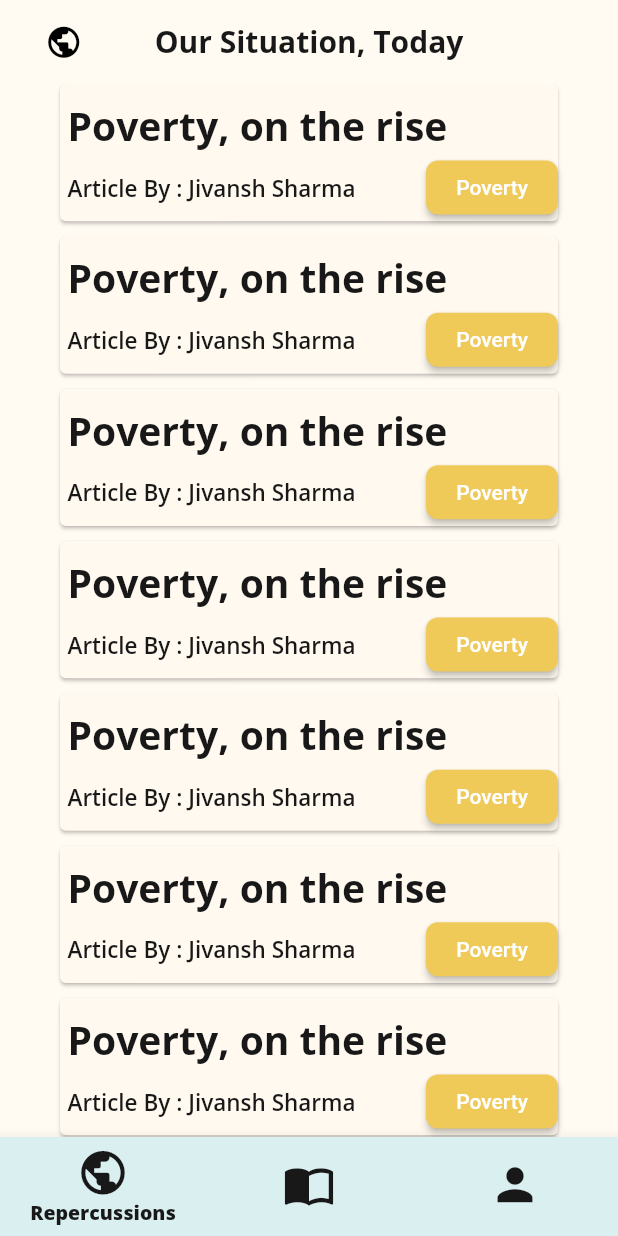
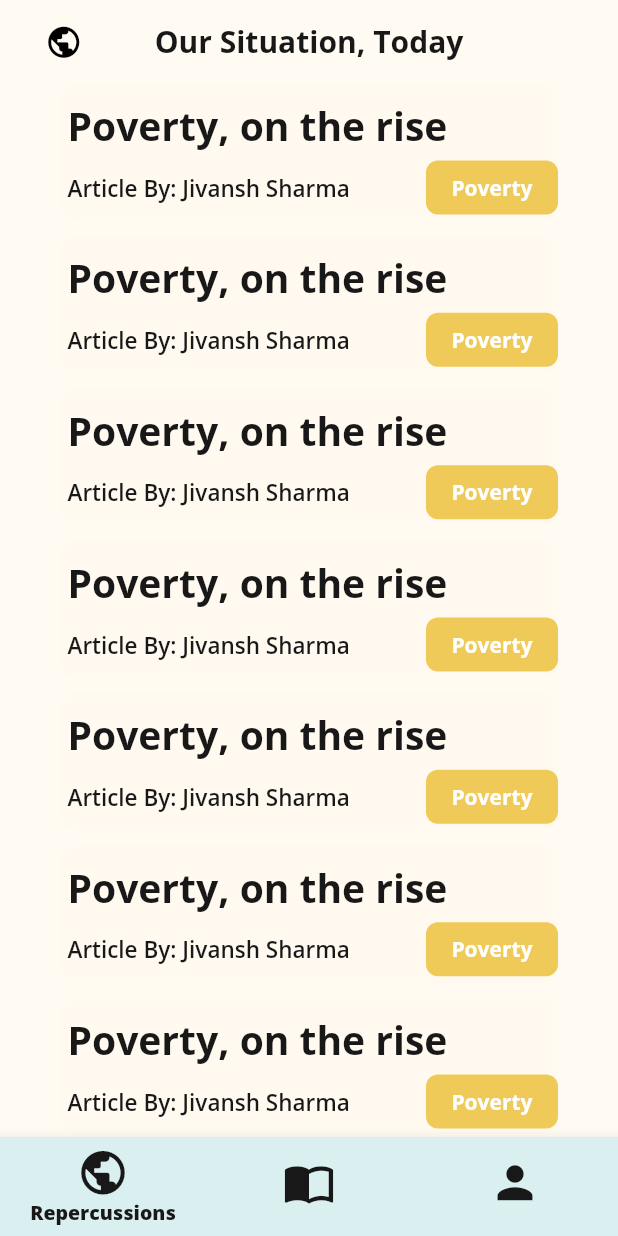
Before and after one commit to tofuSwag/wakeup-exun, a Flutter app: the HomeScreen screen opened directly, on a phone screen of 412 x 824 dp. Run offline on Flutter 3.47's test engine with Material 2 defaults, Android fonts, the phone set to English and light mode, and no system bars.

Commit message:
refactor cards

```diff
--- a/lib/components/news.dart
+++ b/lib/components/news.dart
@@ -51,11 +51,14 @@ class _NewsState extends State<News> {
     };
 
     return Card(
+      shape: RoundedRectangleBorder(
+        borderRadius: BorderRadius.circular(12.0),
+      ),
       margin: EdgeInsets.only(left: 40, right: 40, bottom: 10),
       color: Palette.cardBackground,
-      elevation: 1.0,
+      elevation: 0.0,
       child: InkWell(
-        onTap: ()=> print("$_newsTitle"),
+        onTap: () => print("$_newsTitle"),
         child: Container(
           height: _screenHeight / 9,
           width: _screenWidth,
@@ -75,16 +78,17 @@ class _NewsState extends State<News> {
                   Padding(
                     padding: const EdgeInsets.only(left: 5),
                     child:
-                        Text("Article By : $_newsAuthor", style: authorTheme),
+                        Text("Article By: $_newsAuthor", style: authorTheme),
                   ),
                   RaisedButton(
+                    elevation: 0.0,
                     shape: RoundedRectangleBorder(
                       borderRadius: BorderRadius.circular(8.0),
                     ),
                     onPressed: () {},
                     color: tagColor[_newsTag],
                     textColor: Colors.white,
-                    child: Text("$_newsTag"),
+                    child: Text("$_newsTag", style: TextStyle(fontFamily: "OSBold"),),
                   ),
                 ],
               ),
--- a/lib/main.dart
+++ b/lib/main.dart
@@ -35,11 +35,15 @@ class WakeUpApp extends StatelessWidget {
                   color: Palette.textColor,
                   fontFamily: "OSSemiBold",
                   fontSize: 15.0),
+              bodyText2: TextStyle(
+                  color: Palette.textColor,
+                  fontFamily: "OSBold",
+                  fontSize: 15.0),
               subtitle1: TextStyle(
                   color: Palette.textColor,
                   fontFamily: "OSRegular",
                   fontSize: 35.0))),
-      home: BadNews(),
+      home: HomeScreen(),
     );
   }
 }
```
